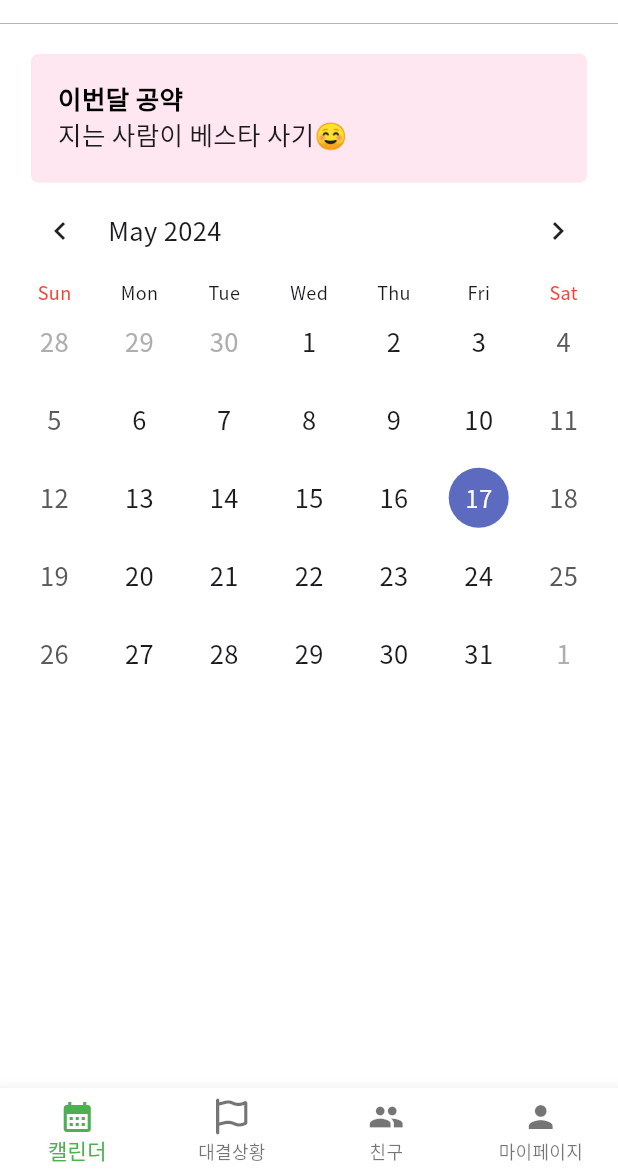
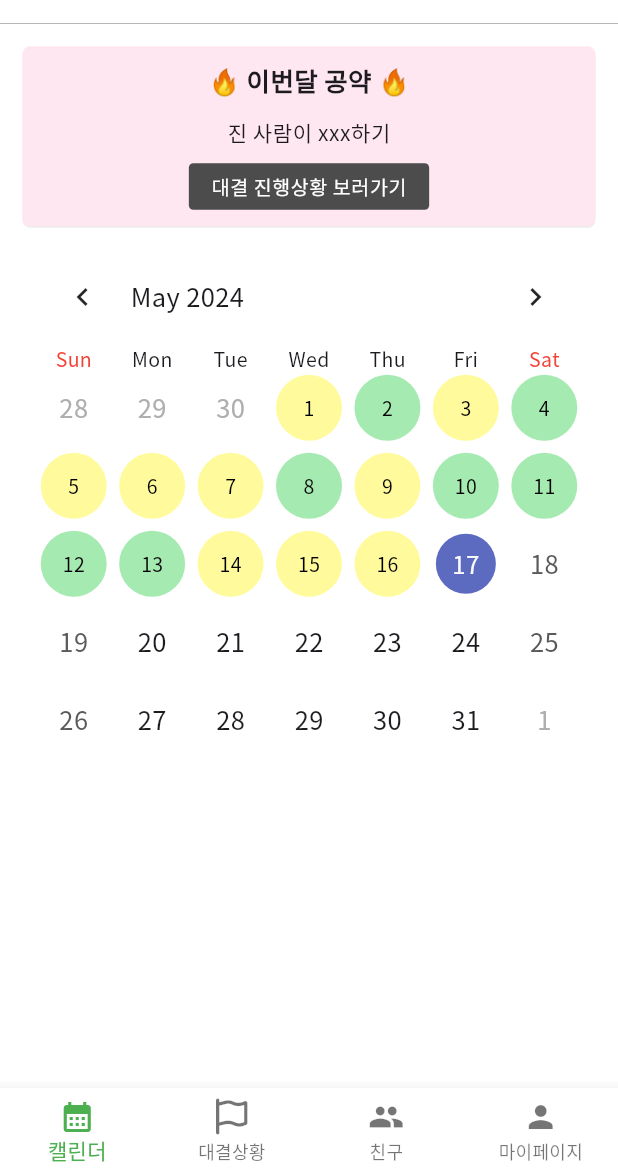
Before and after one commit to aengzu/HCI_03, a Flutter app: the screen it shows after launch, on a phone screen of 412 x 824 dp, the part 61-1236 px from its top. Run offline on Flutter 3.47's test engine with Material 3 defaults, Android fonts, the phone set to English and light mode, and no system bars; drawn by our look-alikes of table_calendar; our stand-ins replace fl_chart, font_awesome_flutter, get, google_fonts.

Commit message:
design ; calendar ui

```diff
--- a/lib/screens/calendar/calendar_screen.dart
+++ b/lib/screens/calendar/calendar_screen.dart
@@ -1,14 +1,11 @@
 import 'package:flutter/material.dart';
 import 'package:table_calendar/table_calendar.dart';
-import 'package:hci_03/constants/theme.dart';
-import 'package:hci_03/screens/components/custom_btn.dart'; // Import the CustomButton
+import 'package:hci_03/constants/theme.dart'; // textTheme import
 import '../../constants/image_assets.dart';
-import 'package:hci_03/screens/components/notice_box.dart';
-import 'package:hci_03/screens/components/custom_light_btn.dart';
 import '../components/appbar_preffered_size.dart';
-import 'package:hci_03/screens/battle/battle_screen.dart'; // Import the BattleScreen
 import 'package:hci_03/models/request_title.dart';
-
+import 'package:hci_03/screens/battle/components/promise_widget.dart'; // PromiseWidget import
+import 'package:hci_03/screens/calendar/dummy.dart'; // dummy.dart import
 
 class CalendarScreen extends StatefulWidget {
   const CalendarScreen({super.key});
@@ -37,16 +34,20 @@ class _CalendarScreenState extends State<CalendarScreen> {
           IconButton(
             icon: const Icon(Icons.settings),
             onPressed: () {
-              // Define your settings action here
+              // 설정 버튼 클릭 시 동작 정의
             },
           ),
         ],
-        bottom: appBarBottomLine(),
+        bottom: appBarBottomLine(), // AppBar 하단의 선
       ),
-      body: Column(
+      body: Padding(
+        padding: const EdgeInsets.symmetric(horizontal: 15.0, vertical: 15.0),
+        child: Column(
           children: [
-          const SizedBox(height: 20), // 박스를 아래로 내리기 위해 추가
-          NoticeBox(notice: dummyNotices[4]),// Replace the notice box
+            const PromiseWidget(), // 상단에 PromiseWidget 추가
+            const SizedBox(
+              height: 15.0,
+            ),
             Expanded(
               child: Padding(
                 padding: const EdgeInsets.symmetric(horizontal: 8),
@@ -61,19 +62,65 @@ class _CalendarScreenState extends State<CalendarScreen> {
                       _focusedDay = focusedDay;
                     });
                   },
-                calendarFormat: CalendarFormat.month,
+                  calendarFormat: CalendarFormat.month, // 월간 보기로 제한
                   availableCalendarFormats: const {
                     CalendarFormat.month: 'Month'
-                }, // Restricting to month view only
+                  },
                   daysOfWeekStyle: DaysOfWeekStyle(
-                  weekdayStyle: TextStyle(fontSize: 12), // Adjust font size if necessary
-                  weekendStyle: TextStyle(fontSize: 12, color: Colors.red),
+                    weekdayStyle: textTheme().bodySmall ?? TextStyle(fontSize: 12), // 평일 글꼴 스타일
+                    weekendStyle: textTheme().bodySmall?.copyWith(color: Colors.red) ?? TextStyle(fontSize: 12, color: Colors.red), // 주말 글꼴 스타일
+                  ),
+                  calendarBuilders: CalendarBuilders(
+                    defaultBuilder: (context, day, focusedDay) {
+                      if (day.isBefore(DateTime.now())) { // 과거 날짜 스타일
+                        return Container(
+                          margin: const EdgeInsets.all(4.0),
+                          alignment: Alignment.center,
+                          decoration: BoxDecoration(
+                            color: _getDayColor(day), // 날짜에 따른 색상 지정
+                            shape: BoxShape.circle,
+                          ),
+                          child: Text(
+                            '${day.day}',
+                            style: textTheme().bodySmall?.copyWith(color: Colors.black) ?? TextStyle(color: Colors.black), // 글씨색 검정색
+                          ),
+                        );
+                      } else if (isSameDay(day, DateTime.now())) { // 오늘 날짜 스타일
+                        return Container(
+                          margin: const EdgeInsets.all(4.0),
+                          alignment: Alignment.center,
+                          decoration: BoxDecoration(
+                            border: Border.all(color: Colors.black, width: 2),
+                            shape: BoxShape.circle,
+                          ),
+                          child: Text(
+                            '${day.day}',
+                            style: textTheme().bodySmall?.copyWith(color: Colors.black) ?? TextStyle(color: Colors.black), // 글씨색 검정색
+                          ),
+                        );
+                      }
+                      return null;
+                    },
                   ),
                 ),
               ),
             ),
           ],
         ),
+      ),
     );
   }
+
+  // 날짜에 따라 색상을 반환하는 함수
+  Color _getDayColor(DateTime day) {
+    DateTime dateWithoutTime = DateTime.utc(day.year, day.month, day.day);
+    if (battleResults.containsKey(dateWithoutTime)) {
+      if (battleResults[dateWithoutTime] == 'A') {
+        return Color(0x80FFF73B); // 노란색, 50% 투명도
+      } else if (battleResults[dateWithoutTime] == 'B') {
+        return Color(0x804CD663); // 초록색, 50% 투명도
       }
+    }
+    return Colors.grey.withOpacity(0.5); // 기본 색상, 50% 투명도
+  }
+}
--- a/lib/screens/calendar/components/dummy.dart
+++ /dev/null
@@ -1 +0,0 @@
-// NOTE: calendar 에서 사용되는 컴포넌트 제작하는 폴더. 이 파일을 삭제해주세요
--- /dev/null
+++ b/lib/screens/calendar/dummy.dart
@@ -0,0 +1,22 @@
+// NOTE: calendar 에서 사용되는 컴포넌트 제작하는 폴더. 이 파일을 삭제해주세요// dummy.dart
+import 'package:flutter/material.dart';
+//날짜별 승리자 데이터
+final Map<DateTime, String> battleResults = {
+  DateTime.utc(2024, 5, 1): 'A',
+  DateTime.utc(2024, 5, 2): 'B',
+  DateTime.utc(2024, 5, 3): 'A',
+  DateTime.utc(2024, 5, 4): 'B',
+  DateTime.utc(2024, 5, 5): 'A',
+  DateTime.utc(2024, 5, 6): 'A',
+  DateTime.utc(2024, 5, 7): 'A',
+  DateTime.utc(2024, 5, 8): 'B',
+  DateTime.utc(2024, 5, 9): 'A',
+  DateTime.utc(2024, 5, 10): 'B',
+  DateTime.utc(2024, 5, 11): 'B',
+  DateTime.utc(2024, 5, 12): 'B',
+  DateTime.utc(2024, 5, 13): 'B',
+  DateTime.utc(2024, 5, 14): 'A',
+  DateTime.utc(2024, 5, 15): 'A',
+  DateTime.utc(2024, 5, 16): 'A',
+  // 다른 날짜와 결과를 여기에 추가하세요.
+};
```
Lines whose indentation alone changed are shown as unchanged.
